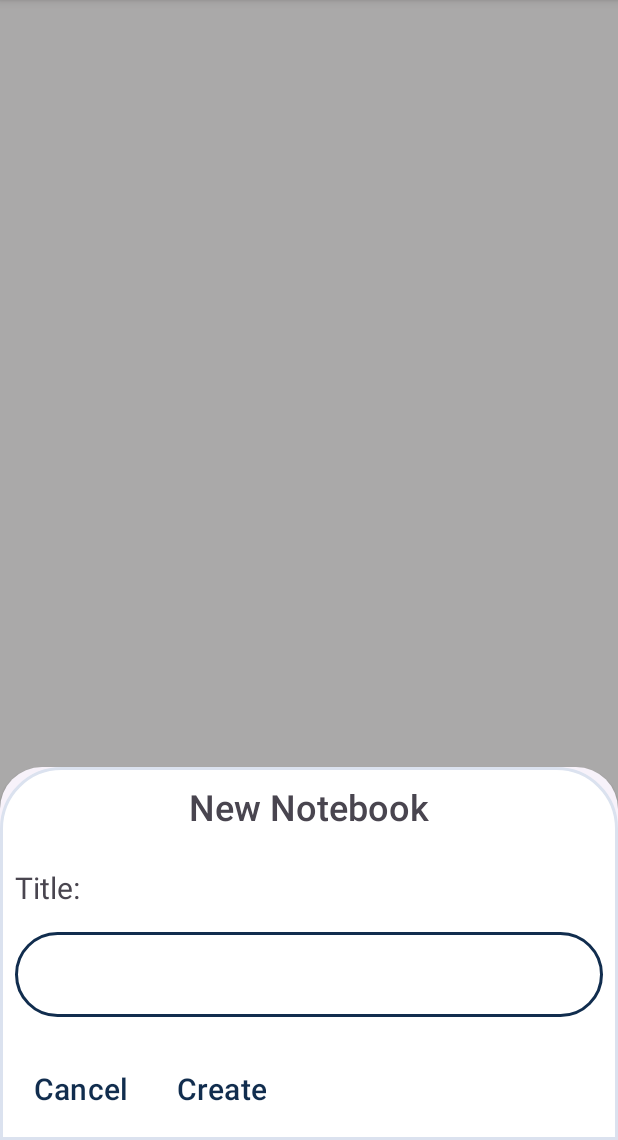
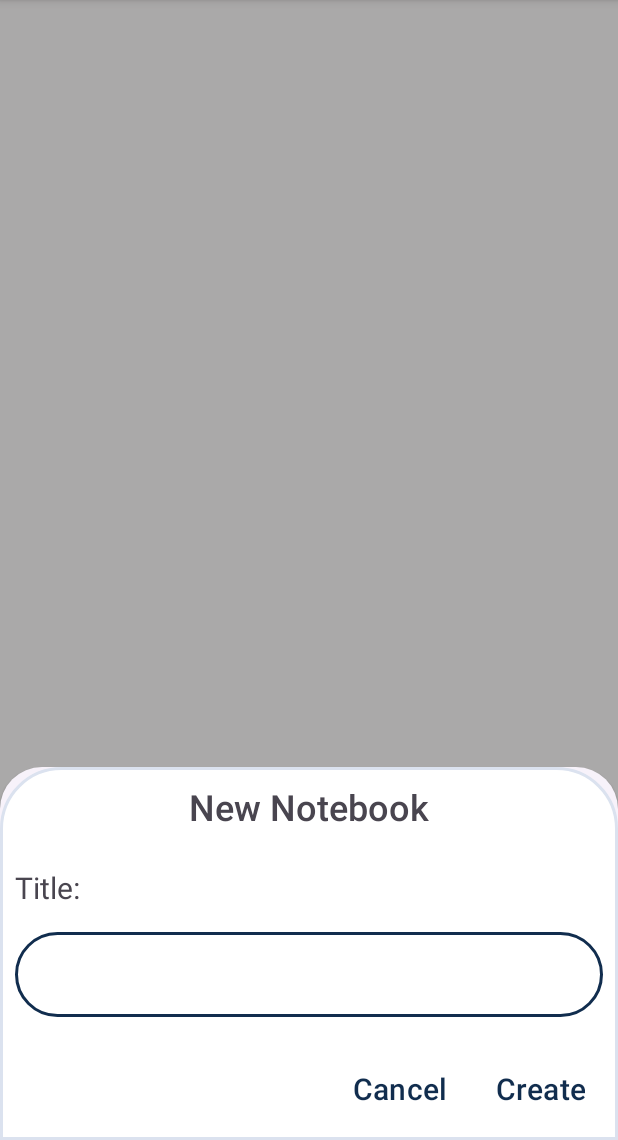
Before and after one commit to mohammadnazarkhani/Daftarak, an Android app: the fragment CreateNotebookDialogFragment shown on its own in the app's theme, on a phone screen of 412 x 824 dp, the part 96-1236 px from its top. Run offline under Robolectric (Android 15) with nearby library versions, the phone set to English and light mode, and no system bars; our stand-ins replace Room's generated code; 2 statements that could not run were skipped.

Commit message:
feat: added new notebook creation feature and sheet dialog for creating it

```diff
--- a/app/src/main/java/com/example/daftarak/ui/fragment/dialog/CreateNotebookDialogFragment.java
+++ b/app/src/main/java/com/example/daftarak/ui/fragment/dialog/CreateNotebookDialogFragment.java
@@ -1,22 +1,53 @@
 package com.example.daftarak.ui.fragment.dialog;
 
 import android.os.Bundle;
-
-import androidx.fragment.app.Fragment;
-
+import android.text.TextUtils;
 import android.view.LayoutInflater;
 import android.view.View;
 import android.view.ViewGroup;
+import android.widget.Button;
+import android.widget.EditText;
+import android.widget.Toast;
+
+import androidx.annotation.NonNull;
+import androidx.annotation.Nullable;
+import androidx.lifecycle.ViewModelProvider;
 
 import com.example.daftarak.R;
+import com.example.daftarak.data.model.Notebook;
+import com.example.daftarak.ui.viewmodel.NotebookViewModel;
 import com.google.android.material.bottomsheet.BottomSheetDialogFragment;
 
 public class CreateNotebookDialogFragment extends BottomSheetDialogFragment {
 
+    private NotebookViewModel notebookViewModel;
+
+    @Nullable
     @Override
-    public View onCreateView(LayoutInflater inflater, ViewGroup container,
-                             Bundle savedInstanceState) {
-        // Inflate the layout for this fragment
-        return inflater.inflate(R.layout.fragment_create_notebook_dialog, container, false);
+    public View onCreateView(@NonNull LayoutInflater inflater, @Nullable ViewGroup container,
+                             @Nullable Bundle savedInstanceState) {
+        View view = inflater.inflate(R.layout.fragment_create_notebook_dialog, container, false);
+
+        notebookViewModel = new ViewModelProvider(requireActivity()).get(NotebookViewModel.class);
+
+        EditText titleEditText = view.findViewById(R.id.editTextTitle);
+        Button btnCreate = view.findViewById(R.id.btnCreate);
+        Button btnCancel = view.findViewById(R.id.btnCancel);
+
+        btnCreate.setOnClickListener(v -> {
+            String title = titleEditText.getText().toString().trim();
+            if (TextUtils.isEmpty(title)) {
+                Toast.makeText(getContext(), "Title cannot be empty", Toast.LENGTH_SHORT).show();
+            } else {
+                Notebook notebook = new Notebook(0, title, System.currentTimeMillis());
+                notebookViewModel.insert(notebook);
+                Toast.makeText(getContext(), "Created New Notebook.", Toast.LENGTH_SHORT).show();
+                dismiss();
+            }
+        });
+
+        btnCancel.setOnClickListener(v -> dismiss());
+
+        return view;
     }
 }
--- a/app/src/main/res/drawable/btn_primary_ripple.xml
+++ b/app/src/main/res/drawable/btn_primary_ripple.xml
@@ -1,4 +1,11 @@
+<?xml version="1.0" encoding="utf-8"?>
 <ripple xmlns:android="http://schemas.android.com/apk/res/android"
     android:color="@color/primary_light">
+
+    <!-- Ripple mask (optional but improves appearance) -->
+    <item android:id="@android:id/mask"
+        android:drawable="@color/primary_light" />
+
+    <!-- Your button shape background -->
     <item android:drawable="@drawable/btn_primary" />
 </ripple>
--- a/app/src/main/res/layout/fragment_create_notebook_dialog.xml
+++ b/app/src/main/res/layout/fragment_create_notebook_dialog.xml
@@ -24,6 +24,7 @@
         android:textSize="20sp" />
 
     <EditText
+        android:id="@+id/editTextTitle"
         android:layout_width="match_parent"
         android:layout_height="wrap_content"
         android:layout_marginTop="16dp"
@@ -33,26 +34,31 @@
         android:layout_width="match_parent"
         android:layout_height="wrap_content"
         android:layout_marginTop="24dp"
+        android:gravity="end"
         android:orientation="horizontal">
 
         <Button
+            android:id="@+id/btnCancel"
             android:layout_width="wrap_content"
             android:layout_height="wrap_content"
+            android:background="@drawable/btn_cancel_outline_ripple"
+            android:backgroundTint="@android:color/transparent"
+            android:fontFamily="@font/roboto_medium"
             android:text="@string/cancel"
             android:textColor="@color/primary"
-            android:fontFamily="@font/roboto_medium"
             android:textSize="20sp"
-            android:background="@drawable/btn_cancel_outline_ripple"
-            android:backgroundTint="@android:color/transparent"/>
+            tools:ignore="ButtonStyle" />
+
         <Button
-            android:layout_marginStart="8dp"
+            android:id="@+id/btnCreate"
             android:layout_width="wrap_content"
             android:layout_height="wrap_content"
-            android:layout_gravity="end|bottom"
+            android:layout_marginStart="8dp"
+            android:background="@drawable/btn_primary_ripple"
             android:fontFamily="@font/roboto_medium"
             android:text="@string/create"
-            android:background="@drawable/btn_primary_ripple"
             android:textSize="20sp" />
+
 
     </LinearLayout>
 
```
Also changed, not shown: app/src/main/java/com/example/daftarak/MainActivity.java (+18 -29 lines), app/src/main/java/com/example/daftarak/ui/fragment/NotebooksFragment.java (+10 -11 lines), app/src/main/res/navigation/nav_main.xml (+9 -0 lines), app/src/main/res/drawable/btn_primary.xml (line endings or trailing spaces).
